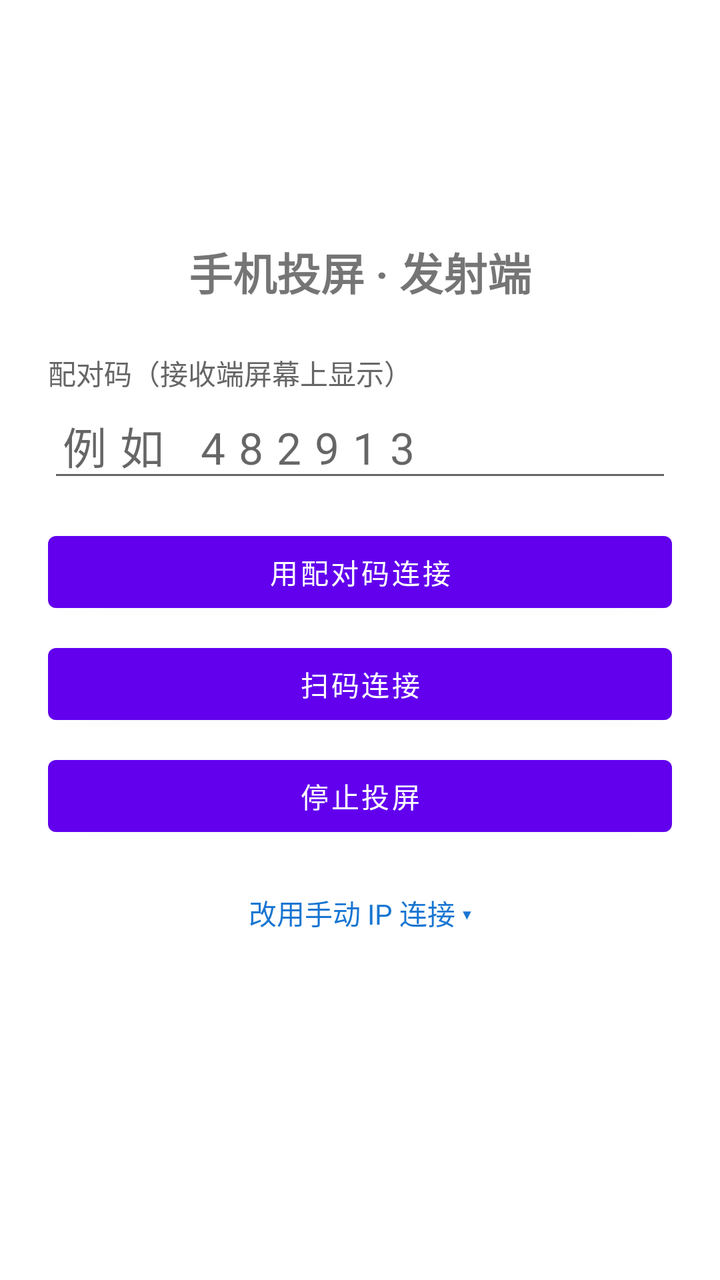
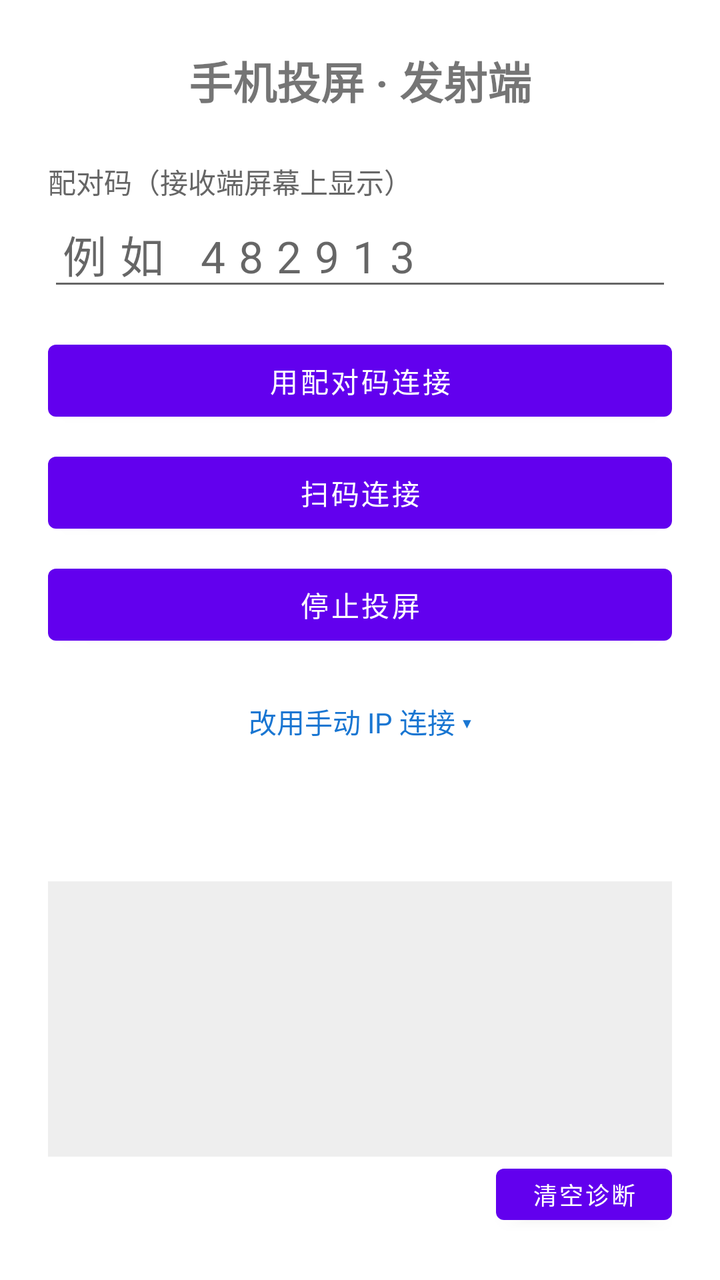

An Android layout rendered at two revisions. The XML below is the earlier revision; the diff shows what the commit changed to produce the second picture.
<!-- AndroidManifest.xml: application theme Theme.ScreenCast -->
<!-- res/layout/activity_main.xml -->
<?xml version="1.0" encoding="utf-8"?>
<LinearLayout xmlns:android="http://schemas.android.com/apk/res/android"
    android:layout_width="match_parent"
    android:layout_height="match_parent"
    android:orientation="vertical"
    android:padding="24dp"
    android:gravity="center_vertical">

    <TextView
        android:layout_width="match_parent"
        android:layout_height="wrap_content"
        android:text="手机投屏 · 发射端"
        android:textSize="22sp"
        android:textStyle="bold"
        android:layout_marginBottom="24dp"
        android:gravity="center" />

    
    <LinearLayout
        android:id="@+id/pairBox"
        android:layout_width="match_parent"
        android:layout_height="wrap_content"
        android:orientation="vertical">

        <TextView
            android:layout_width="match_parent"
            android:layout_height="wrap_content"
            android:text="配对码（接收端屏幕上显示）"
            android:textColor="#FF666666" />

        <EditText
            android:id="@+id/etCode"
            android:layout_width="match_parent"
            android:layout_height="wrap_content"
            android:hint="例如 482913"
            android:inputType="number"
            android:maxLength="6"
            android:textSize="22sp"
            android:letterSpacing="0.3" />

        <Button
            android:id="@+id/btnPair"
            android:layout_width="match_parent"
            android:layout_height="wrap_content"
            android:layout_marginTop="16dp"
            android:text="用配对码连接" />

        <Button
            android:id="@+id/btnScan"
            android:layout_width="match_parent"
            android:layout_height="wrap_content"
            android:layout_marginTop="8dp"
            android:text="扫码连接" />
    </LinearLayout>

    
    <LinearLayout
        android:id="@+id/manualBox"
        android:layout_width="match_parent"
        android:layout_height="wrap_content"
        android:orientation="vertical"
        android:visibility="gone"
        android:layout_marginTop="8dp">

        <TextView
            android:layout_width="match_parent"
            android:layout_height="wrap_content"
            android:text="接收端 IP 地址" />

        <EditText
            android:id="@+id/etHost"
            android:layout_width="match_parent"
            android:layout_height="wrap_content"
            android:hint="例如 192.168.1.100"
            android:inputType="text" />

        <TextView
            android:layout_width="match_parent"
            android:layout_height="wrap_content"
            android:text="端口"
            android:layout_marginTop="12dp" />

        <EditText
            android:id="@+id/etPort"
            android:layout_width="match_parent"
            android:layout_height="wrap_content"
            android:inputType="number" />

        <Button
            android:id="@+id/btnStart"
            android:layout_width="match_parent"
            android:layout_height="wrap_content"
            android:layout_marginTop="16dp"
            android:text="开始投屏" />
    </LinearLayout>

    <Button
        android:id="@+id/btnStop"
        android:layout_width="match_parent"
        android:layout_height="wrap_content"
        android:layout_marginTop="8dp"
        android:text="停止投屏" />

    <TextView
        android:id="@+id/tvToggle"
        android:layout_width="match_parent"
        android:layout_height="wrap_content"
        android:layout_marginTop="16dp"
        android:text="改用手动 IP 连接 ▾"
        android:textColor="#FF1976D2"
        android:gravity="center"
        android:padding="8dp" />

    <TextView
        android:id="@+id/tvStatus"
        android:layout_width="match_parent"
        android:layout_height="wrap_content"
        android:layout_marginTop="24dp"
        android:gravity="center"
        android:textSize="16sp" />
</LinearLayout>
<!-- resources referenced by this layout -->
<resources>
  <style name="Theme.ScreenCast" parent="Theme.MaterialComponents.DayNight.NoActionBar" />
</resources>

<!-- the commit's change to res/layout/activity_main.xml (unified diff, before → after) -->
@@ -1,5 +1,6 @@
 <?xml version="1.0" encoding="utf-8"?>
 <LinearLayout xmlns:android="http://schemas.android.com/apk/res/android"
+    xmlns:tools="http://schemas.android.com/tools"
     android:layout_width="match_parent"
     android:layout_height="match_parent"
     android:orientation="vertical"
@@ -118,4 +119,35 @@
         android:layout_marginTop="24dp"
         android:gravity="center"
         android:textSize="16sp" />
+
+    
+    <ScrollView
+        android:id="@+id/diagScroll"
+        android:layout_width="match_parent"
+        android:layout_height="0dp"
+        android:layout_weight="1"
+        android:layout_marginTop="16dp"
+        android:background="#11000000"
+        android:padding="8dp">
+
+        <TextView
+            android:id="@+id/tvDiag"
+            android:layout_width="match_parent"
+            android:layout_height="wrap_content"
+            android:fontFamily="monospace"
+            android:textSize="11sp"
+            android:textColor="#FF37474F"
+            android:textIsSelectable="true"
+            android:lineSpacingExtra="2dp"
+            tools:ignore="HardcodedText" />
+    </ScrollView>
+
+    <Button
+        android:id="@+id/btnClearDiag"
+        android:layout_width="wrap_content"
+        android:layout_height="wrap_content"
+        android:layout_gravity="end"
+        android:minHeight="36dp"
+        android:text="清空诊断"
+        android:textSize="12sp" />
 </LinearLayout>
